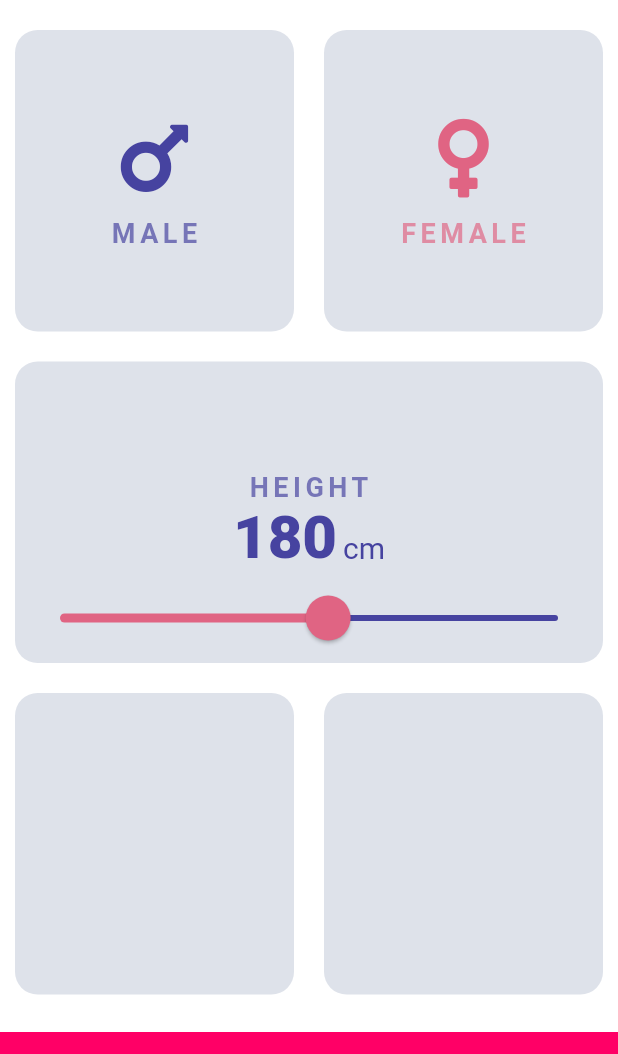
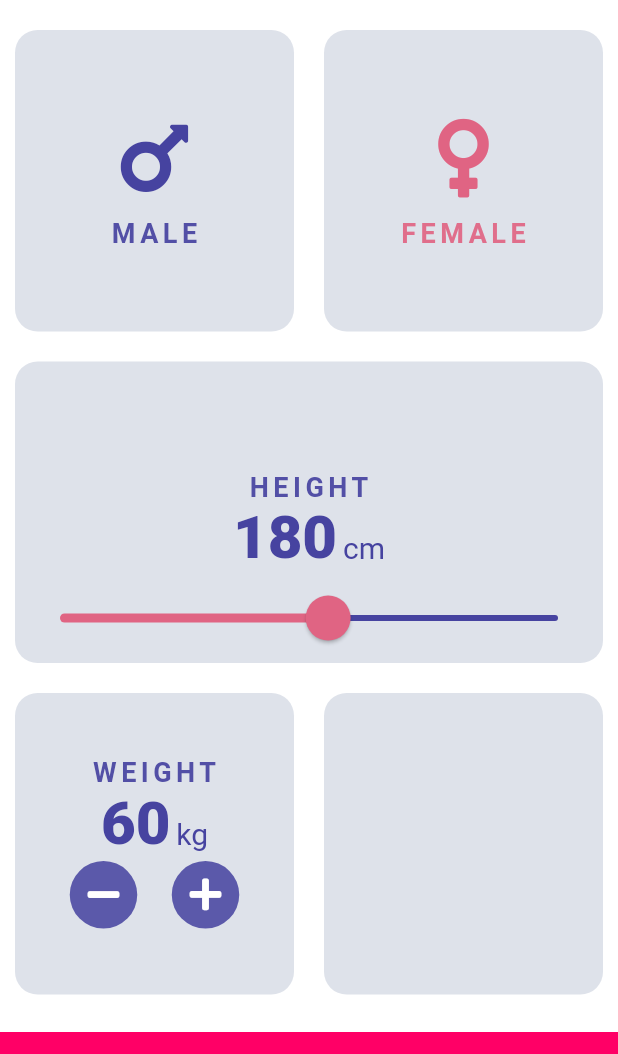
Before and after one commit to mustak/flutter-bmi-calculator, a Flutter app: the screen it shows after launch, on a phone screen of 412 x 824 dp, the part 84-1138 px from its top. Run offline on Flutter 3.47's test engine with Material 2 defaults, Android fonts, the phone set to English and light mode, and no system bars; our stand-ins replace font_awesome_flutter.

Commit message:
add weight widget

```diff
--- /dev/null
+++ b/lib/components/button_icon.dart
@@ -0,0 +1,36 @@
+import 'package:flutter/material.dart';
+
+import 'package:flutter_bmi_calculator/constants.dart';
+
+class ButtonIcon extends StatelessWidget {
+  final IconData icon;
+  final Function onPressed;
+
+  ButtonIcon({@required this.icon, @required this.onPressed});
+
+  @override
+  Widget build(BuildContext context) {
+    Brightness lTheme = Theme.of(context).brightness;
+    return RawMaterialButton(
+      onPressed: onPressed,
+      fillColor: lTheme == Brightness.dark
+          ? kDInactiveCardColor
+          : kLValueDefault.withAlpha(220),
+      elevation: 0,
+      shape: RoundedRectangleBorder(
+        side: BorderSide.none,
+        borderRadius: BorderRadius.all(
+          Radius.circular(40),
+        ),
+      ),
+      constraints: BoxConstraints(
+        minHeight: 45,
+        minWidth: 45,
+      ),
+      child: Icon(
+        this.icon,
+        color: Colors.white,
+      ),
+    );
+  }
+}
--- a/lib/components/height_input.dart
+++ b/lib/components/height_input.dart
@@ -1,6 +1,6 @@
 import 'package:flutter/material.dart';
-import 'package:flutter/rendering.dart';
 import 'package:flutter_bmi_calculator/constants.dart';
+import 'package:flutter_bmi_calculator/components/value_component.dart';
 
 class HeightInput extends StatefulWidget {
   final Function onSelected;
@@ -27,23 +27,9 @@ class _HeightInputState extends State<HeightInput> {
           style: kLabelStyle(
               lTheme == Brightness.dark ? kDValueDefault : kLValueDefault),
         ),
-        Row(
-          mainAxisSize: MainAxisSize.min,
-          crossAxisAlignment: CrossAxisAlignment.baseline,
-          textBaseline: TextBaseline.alphabetic,
-          children: [
-            Text(
-              _height.toString(),
-              style: lTheme == Brightness.dark ? kDValueStyle : kLValueStyle,
-            ),
-            SizedBox(
-              width: 4,
-            ),
-            Text(
-              'cm',
-              style: lTheme == Brightness.dark ? kDUnitStyle : kLUnitStyle,
-            ),
-          ],
+        ValueComponent(
+          label: 'cm',
+          value: _height,
         ),
         Slider(
           value: _height.toDouble(),
@@ -57,8 +43,6 @@ class _HeightInputState extends State<HeightInput> {
           },
           min: kMinHeight,
           max: kMaxHeight,
-//          activeColor: kValueSelected,
-//          inactiveColor: kValueDefault,
         )
       ],
     );
--- /dev/null
+++ b/lib/components/value_component.dart
@@ -0,0 +1,31 @@
+import 'package:flutter/material.dart';
+import 'package:flutter_bmi_calculator/constants.dart';
+
+class ValueComponent extends StatelessWidget {
+  final int value;
+  final String label;
+  ValueComponent({this.value, this.label});
+
+  @override
+  Widget build(BuildContext context) {
+    Brightness lTheme = Theme.of(context).brightness;
+    return Row(
+      mainAxisSize: MainAxisSize.min,
+      crossAxisAlignment: CrossAxisAlignment.baseline,
+      textBaseline: TextBaseline.alphabetic,
+      children: [
+        Text(
+          value.toString(),
+          style: lTheme == Brightness.dark ? kDValueStyle : kLValueStyle,
+        ),
+        SizedBox(
+          width: 4,
+        ),
+        Text(
+          label,
+          style: lTheme == Brightness.dark ? kDUnitStyle : kLUnitStyle,
+        ),
+      ],
+    );
+  }
+}
--- /dev/null
+++ b/lib/components/weight_input.dart
@@ -0,0 +1,63 @@
+import 'package:flutter/material.dart';
+import 'package:flutter_bmi_calculator/constants.dart';
+import 'package:flutter_bmi_calculator/components/button_icon.dart';
+import 'package:font_awesome_flutter/font_awesome_flutter.dart';
+import 'package:flutter_bmi_calculator/components/value_component.dart';
+
+class WeightInput extends StatefulWidget {
+  final Function updateWeight;
+
+  WeightInput({this.updateWeight});
+
+  @override
+  _WeightInputState createState() => _WeightInputState();
+}
+
+class _WeightInputState extends State<WeightInput> {
+  int _weight = kDefaultWeight;
+
+  @override
+  Widget build(BuildContext context) {
+    Brightness lTheme = Theme.of(context).brightness;
+    return Column(
+      mainAxisAlignment: MainAxisAlignment.center,
+      children: [
+        Text(
+          'WEIGHT',
+          style: kLabelStyle(
+              lTheme == Brightness.dark ? kDValueDefault : kLValueDefault),
+        ),
+        ValueComponent(
+          value: _weight,
+          label: 'kg',
+        ),
+        Row(
+          mainAxisSize: MainAxisSize.min,
+          children: [
+            ButtonIcon(
+              icon: FontAwesomeIcons.minus,
+              onPressed: () {
+                setState(() {
+                  _weight--;
+                });
+                widget.updateWeight(_weight);
+              },
+            ),
+            SizedBox(
+              width: 20,
+            ),
+            ButtonIcon(
+              icon: FontAwesomeIcons.plus,
+              onPressed: () {
+                setState(() {
+                  _weight++;
+                });
+                widget.updateWeight(_weight);
+              },
+            ),
+          ],
+        ),
+      ],
+    );
+  }
+}
--- a/lib/constants.dart
+++ b/lib/constants.dart
@@ -1,13 +1,13 @@
 import 'package:flutter/material.dart';
 
 ///
-/// Card colors
+/// CARD RELATED
 ///
 const kDActiveCardColor = Color(0xFF272A4C);
 const kDInactiveCardColor = Color(0xFF14193B);
 
 ///
-/// LAbel and value colours
+/// LABEL & VALUE STYLES
 ///
 const kDValueSelected = Color(0xFFe06483);
 const kDValueDefault = Color(0xFFbcbcd8);
@@ -16,7 +16,7 @@ const kLValueDefault = Color(0xFF4643a0);
 
 TextStyle kLabelStyle(clr) {
   return TextStyle(
-    color: clr.withAlpha(clr.alpha - 80),
+    color: clr.withAlpha(clr.alpha - 20),
     fontSize: 18,
     fontWeight: FontWeight.w700,
     letterSpacing: 3,
@@ -25,15 +25,18 @@ TextStyle kLabelStyle(clr) {
 
 const kBorderRadius = 15.0;
 
-enum Gender { male, female }
-
 const kBottomContainerHeight = 80.0;
 const kMainPinkColor = Color(0xFFFF0066);
 
-//Gender related
+///
+///GENDER RELATED
+///
 const double kIconSize = 60;
+enum Gender { male, female }
 
-//Height Related
+///
+///HEIGHT RELATED
+///
 const int kDefaultHeight = 180;
 const double kMinHeight = 110;
 const double kMaxHeight = 240;
@@ -55,3 +58,8 @@ const kLUnitStyle = TextStyle(
   color: kLValueDefault,
   fontSize: 20,
 );
+
+///
+/// WEIGHT RELATED
+///
+const int kDefaultWeight = 60;
--- a/lib/screens/input_page.dart
+++ b/lib/screens/input_page.dart
@@ -3,6 +3,7 @@ import 'package:flutter_bmi_calculator/constants.dart';
 import 'package:flutter_bmi_calculator/components/reusable_card.dart';
 import 'package:flutter_bmi_calculator/components/gender_icon.dart';
 import 'package:flutter_bmi_calculator/components/height_input.dart';
+import 'package:flutter_bmi_calculator/components/weight_input.dart';
 
 class InputPage extends StatefulWidget {
   InputPage({Key key, this.title}) : super(key: key);
@@ -15,7 +16,8 @@ class InputPage extends StatefulWidget {
 
 class _InputPageState extends State<InputPage> {
   Gender _selectedGender = Gender.female;
-  int _height = 180;
+  int _height = kDefaultHeight;
+  int _weight = kDefaultWeight;
 
   @override
   Widget build(BuildContext context) {
@@ -83,6 +85,11 @@ class _InputPageState extends State<InputPage> {
                   Expanded(
                     child: ReusableCard(
                       active: true,
+                      child: WeightInput(
+                        updateWeight: (newWeight) {
+                          _weight = newWeight;
+                        },
+                      ),
                     ),
                   ),
                   Expanded(
```
